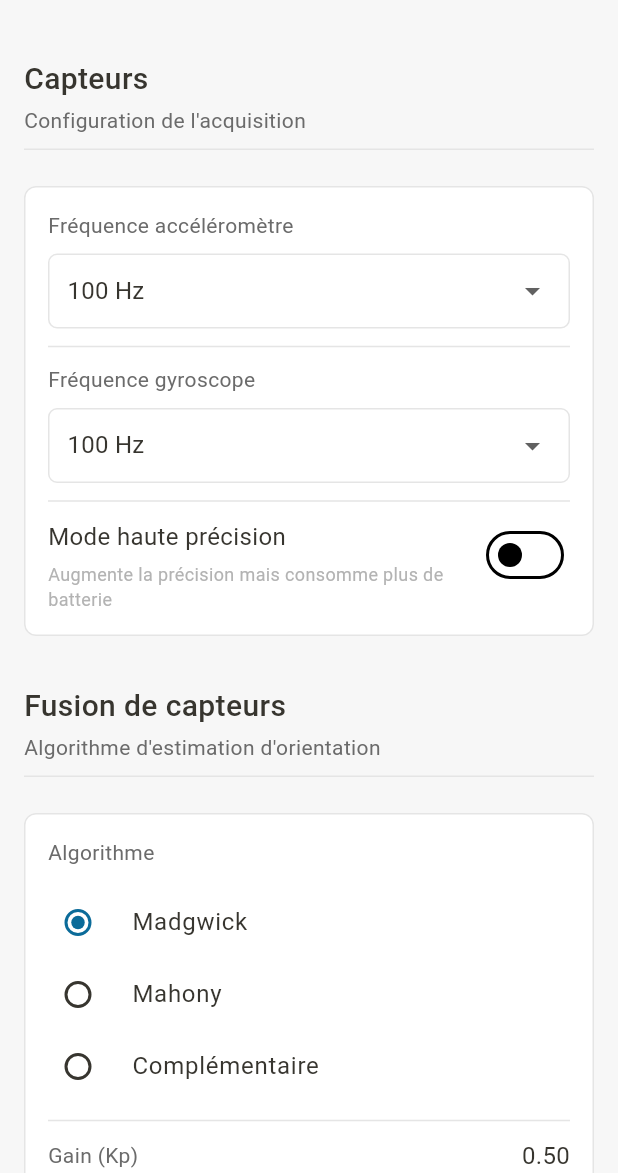
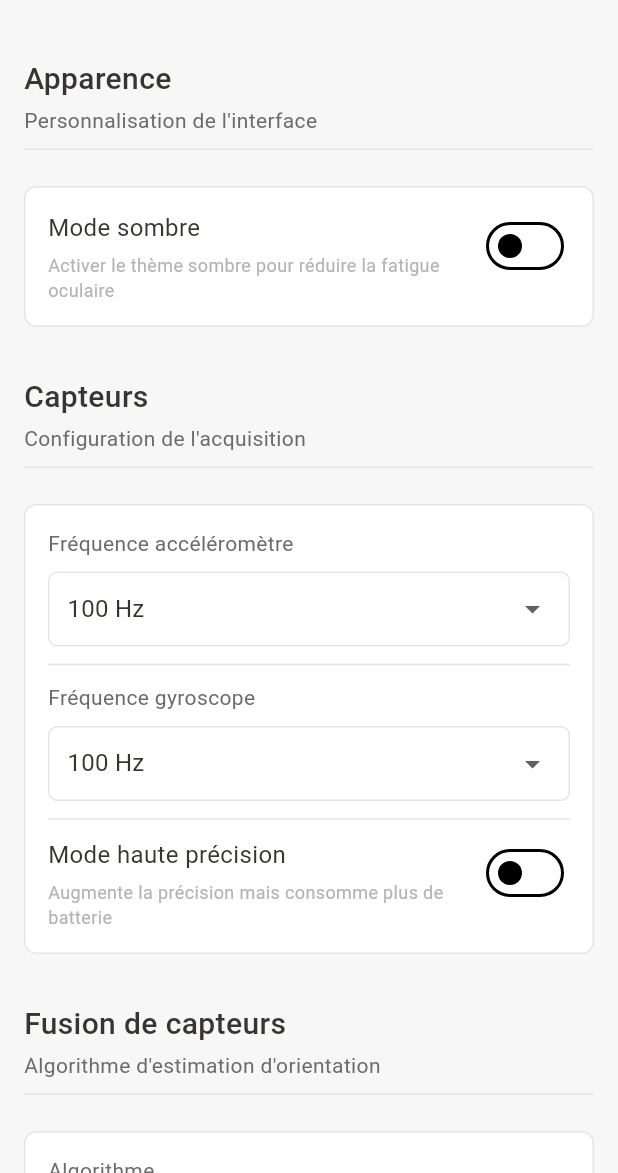
Before and after one commit to Juste-medis/sensorite, a Flutter app: the screen it shows after launch, after a tap on the "settings" icon, on a phone screen of 412 x 824 dp, the part 63-1236 px from its top. Run offline on Flutter 3.47's test engine with Material 3 defaults, Android fonts, the phone set to English and light mode, and no system bars; our stand-ins replace csv, fl_chart, sensors_plus.

Commit message:
first iteration

```diff
--- a/lib/app/app.dart
+++ b/lib/app/app.dart
@@ -3,19 +3,25 @@ import 'package:provider/provider.dart';
 import 'theme/app_theme.dart';
 import '../presentation/screens/home_screen.dart';
 import '../presentation/viewmodels/recording_viewmodel.dart';
+import '../presentation/viewmodels/settings_viewmodel.dart';
 
 class MyApp extends StatelessWidget {
   const MyApp({Key? key}) : super(key: key);
 
   @override
   Widget build(BuildContext context) {
+    return Consumer<SettingsViewModel>(
+      builder: (context, settingsViewModel, child) {
         return MaterialApp(
-      title: 'Tunnel IMU',
+          title: 'Sensorite',
           debugShowCheckedModeBanner: false,
           theme: AppTheme.lightTheme,
+          darkTheme: AppTheme.darkTheme,
+          themeMode: settingsViewModel.darkMode
+              ? ThemeMode.dark
+              : ThemeMode.light,
           home: Consumer<RecordingViewModel>(
             builder: (context, viewModel, child) {
-          // Optionnel : initialiser le ViewModel au démarrage
               WidgetsBinding.instance.addPostFrameCallback((_) {
                 viewModel.initialize();
               });
@@ -23,5 +29,7 @@ class MyApp extends StatelessWidget {
             },
           ),
         );
+      },
+    );
   }
 }
--- a/lib/app/theme/app_theme.dart
+++ b/lib/app/theme/app_theme.dart
@@ -3,6 +3,109 @@ import 'colors.dart';
 import 'text_styles.dart';
 
 class AppTheme {
+  static ThemeData get darkTheme {
+    return ThemeData(
+      useMaterial3: true,
+      brightness: Brightness.dark,
+      scaffoldBackgroundColor: AppColors.darkBackground,
+      primaryColor: AppColors.darkAccentBlue,
+      colorScheme: const ColorScheme.dark(
+        primary: AppColors.darkAccentBlue,
+        secondary: AppColors.darkAccentGray,
+        surface: AppColors.darkSurface,
+        background: AppColors.darkBackground,
+        error: AppColors.darkAccentRed,
+        onPrimary: Colors.black,
+        onSurface: AppColors.darkTextPrimary,
+      ),
+
+      // Typographie
+      textTheme: const TextTheme(
+        displayLarge: AppTextStyles.headline1,
+        displayMedium: AppTextStyles.headline2,
+        displaySmall: AppTextStyles.headline3,
+        bodyLarge: AppTextStyles.bodyLarge,
+        bodyMedium: AppTextStyles.bodyMedium,
+        bodySmall: AppTextStyles.bodySmall,
+      ),
+
+      // AppBar
+      appBarTheme: const AppBarTheme(
+        elevation: 0,
+        centerTitle: false,
+        backgroundColor: AppColors.darkBackground,
+        foregroundColor: AppColors.darkTextPrimary,
+        titleTextStyle: AppTextStyles.headline3,
+      ),
+
+      // Cards
+      cardTheme: CardThemeData(
+        elevation: 0,
+        shape: RoundedRectangleBorder(
+          borderRadius: BorderRadius.circular(8),
+          side: const BorderSide(color: AppColors.darkBorder, width: 1),
+        ),
+        color: AppColors.darkSurface,
+        margin: const EdgeInsets.symmetric(vertical: 4, horizontal: 0),
+      ),
+
+      // Buttons
+      elevatedButtonTheme: ElevatedButtonThemeData(
+        style: ElevatedButton.styleFrom(
+          backgroundColor: AppColors.darkAccentBlue,
+          foregroundColor: Colors.white,
+          minimumSize: const Size(88, 44),
+          padding: const EdgeInsets.symmetric(horizontal: 16, vertical: 12),
+          shape: RoundedRectangleBorder(borderRadius: BorderRadius.circular(6)),
+          textStyle: AppTextStyles.button,
+        ),
+      ),
+
+      outlinedButtonTheme: OutlinedButtonThemeData(
+        style: OutlinedButton.styleFrom(
+          foregroundColor: AppColors.darkTextPrimary,
+          side: const BorderSide(color: AppColors.darkBorder),
+          minimumSize: const Size(88, 44),
+          padding: const EdgeInsets.symmetric(horizontal: 16, vertical: 12),
+          shape: RoundedRectangleBorder(borderRadius: BorderRadius.circular(6)),
+        ),
+      ),
+
+      // Inputs
+      inputDecorationTheme: InputDecorationTheme(
+        filled: true,
+        fillColor: AppColors.darkSurface,
+        border: OutlineInputBorder(
+          borderRadius: BorderRadius.circular(6),
+          borderSide: const BorderSide(color: AppColors.darkBorder),
+        ),
+        enabledBorder: OutlineInputBorder(
+          borderRadius: BorderRadius.circular(6),
+          borderSide: const BorderSide(color: AppColors.darkBorder),
+        ),
+        focusedBorder: OutlineInputBorder(
+          borderRadius: BorderRadius.circular(6),
+          borderSide: const BorderSide(
+            color: AppColors.darkAccentBlue,
+            width: 1.5,
+          ),
+        ),
+        contentPadding: const EdgeInsets.symmetric(
+          horizontal: 12,
+          vertical: 14,
+        ),
+        labelStyle: AppTextStyles.bodyMedium,
+      ),
+
+      // Divider
+      dividerTheme: const DividerThemeData(
+        color: AppColors.darkBorder,
+        thickness: 1,
+        space: 24,
+      ),
+    );
+  }
+
   static ThemeData get lightTheme {
     return ThemeData(
       useMaterial3: true,
--- a/lib/app/theme/colors.dart
+++ b/lib/app/theme/colors.dart
@@ -1,6 +1,7 @@
 import 'package:flutter/material.dart';
 
 class AppColors {
+  // ===== THÈME CLAIR =====
   // Neutres (inspiré de Notion)
   static const Color background = Color(0xFFF7F7F7); // Fond principal
   static const Color surface = Color(0xFFFFFFFF); // Cartes/surfaces
@@ -20,4 +21,29 @@ class AppColors {
   // États
   static const Color hover = Color(0xFFEFEFEF); // Survol/sélection
   static const Color disabled = Color(0xFFF0F0F0); // Désactivé
+
+  // ===== THÈME SOMBRE =====
+  // Neutres
+  static const Color darkBackground = Color(0xFF121212); // Fond principal
+  static const Color darkSurface = Color(0xFF1E1E1E); // Cartes/surfaces
+  static const Color darkBorder = Color(0xFF363636); // Bordures légères
+
+  // Texte
+  static const Color darkTextPrimary = Color(0xFFEDEDED); // Texte principal
+  static const Color darkTextSecondary = Color(0xFFB3B3B3); // Texte secondaire
+  static const Color darkTextPlaceholder = Color(0xFF757575); // Placeholder
+
+  // Accents (identiques au thème clair pour la cohérence)
+  static const Color darkAccentBlue = Color(
+    0xFF1E88E5,
+  ); // Boutons principaux (plus lumineux)
+  static const Color darkAccentGreen = Color(
+    0xFF26A69A,
+  ); // Succès/enregistrement
+  static const Color darkAccentRed = Color(0xFFE74C3C); // Arrêt/erreur
+  static const Color darkAccentGray = Color(0xFF9E9E9E); // Actions secondaires
+
+  // États
+  static const Color darkHover = Color(0xFF2E2E2E); // Survol/sélection
+  static const Color darkDisabled = Color(0xFF1A1A1A); // Désactivé
 }
--- a/lib/presentation/screens/home_screen.dart
+++ b/lib/presentation/screens/home_screen.dart
@@ -14,7 +14,7 @@ class HomeScreen extends StatelessWidget {
   Widget build(BuildContext context) {
     return Scaffold(
       appBar: AppBar(
-        title: const Text('Tunnel IMU'),
+        title: const Text('Sensorite'),
         actions: [
           IconButton(
             icon: const Icon(Icons.settings_outlined),
--- a/lib/presentation/screens/record_screen.dart
+++ b/lib/presentation/screens/record_screen.dart
@@ -32,7 +32,7 @@ class _RecordScreenState extends State<RecordScreen> {
   @override
   Widget build(BuildContext context) {
     return Scaffold(
-      appBar: AppBar(title: const Text('Enregistrement IMU')),
+      appBar: AppBar(title: const Text('Enregistrement Sensorite')),
       body: Consumer<RecordingViewModel>(
         builder: (context, viewModel, child) {
           return Padding(
--- a/lib/presentation/screens/settings_screen.dart
+++ b/lib/presentation/screens/settings_screen.dart
@@ -25,6 +25,25 @@ class SettingsScreen extends StatelessWidget {
           return ListView(
             padding: const EdgeInsets.all(16),
             children: [
+              // Section Apparence
+              NotionHeader(
+                title: 'Apparence',
+                subtitle: 'Personnalisation de l\'interface',
+              ),
+              const SizedBox(height: 16),
+
+              NotionCard(
+                child: _buildSwitchSetting(
+                  label: 'Mode sombre',
+                  value: viewModel.darkMode,
+                  onChanged: viewModel.setDarkMode,
+                  description:
+                      'Activer le thème sombre pour réduire la fatigue oculaire',
+                ),
+              ),
+
+              const SizedBox(height: 24),
+
               // Section Fréquence d'échantillonnage
               NotionHeader(
                 title: 'Capteurs',
--- a/lib/presentation/viewmodels/settings_viewmodel.dart
+++ b/lib/presentation/viewmodels/settings_viewmodel.dart
@@ -3,6 +3,9 @@ import '../../data/services/file_service.dart';
 
 class SettingsViewModel extends ChangeNotifier {
   final FileService _fileService = FileService();
+
+  // Thème
+  bool _darkMode = false;
 
   // Paramètres capteurs
   String _accelerometerFrequency = '100 Hz';
@@ -21,6 +24,7 @@ class SettingsViewModel extends ChangeNotifier {
   int _recordingsCount = 0;
 
   // Getters
+  bool get darkMode => _darkMode;
   String get accelerometerFrequency => _accelerometerFrequency;
   String get gyroscopeFrequency => _gyroscopeFrequency;
   bool get highPrecisionMode => _highPrecisionMode;
@@ -65,6 +69,12 @@ class SettingsViewModel extends ChangeNotifier {
   }
 
   // Setters
+  void setDarkMode(bool value) {
+    _darkMode = value;
+    _saveSettings();
+    notifyListeners();
+  }
+
   void setAccelerometerFrequency(String value) {
     _accelerometerFrequency = value;
     _saveSettings();
@@ -118,6 +128,7 @@ class SettingsViewModel extends ChangeNotifier {
   }
 
   void resetToDefaults() {
+    _darkMode = false;
     _accelerometerFrequency = '100 Hz';
     _gyroscopeFrequency = '100 Hz';
     _highPrecisionMode = false;
```
Also changed, not shown: 1 other file. Lines whose indentation alone changed are shown as unchanged.
